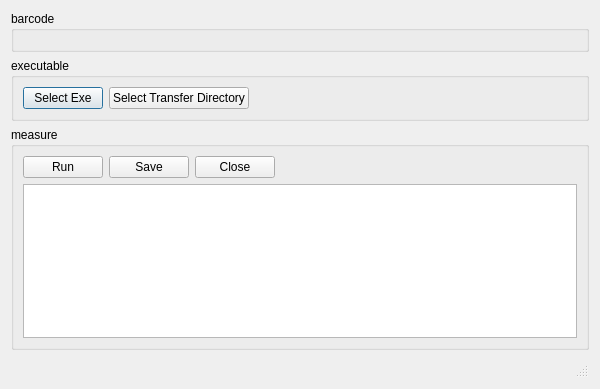
This is src/prototype/TrueFlowSpirometer/MainWindow.ui in inglis-dl/cypress as Qt 5 draws it before an edit. The edited form follows.
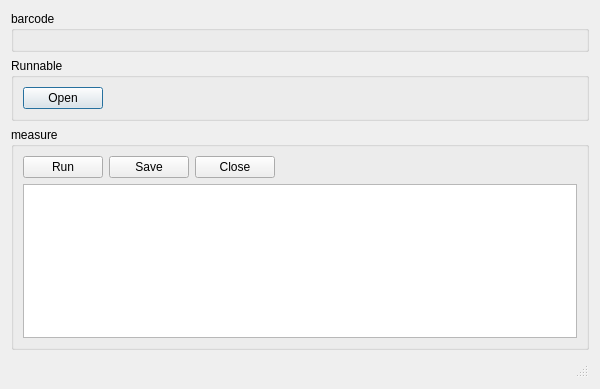
This is the edited form. Custom widgets are drawn as their Qt base class.

Commit message: TrueFlowSpirometer: Updated json output and updated exe ui section - fixed bug in json output that came up when pdf was enabled - Updated json output to output only the correct values that clsa wants - moved some values from measurement to meta data - Updated ui to use one button when welecting an exe and transfer directory

Patch:
```diff
--- a/src/prototype/TrueFlowSpirometer/MainWindow.ui
+++ b/src/prototype/TrueFlowSpirometer/MainWindow.ui
@@ -47,20 +47,13 @@
       </sizepolicy>
      </property>
      <property name="title">
-      <string>executable</string>
+      <string>Runnable</string>
      </property>
      <layout class="QHBoxLayout" name="horizontalLayout_2">
       <item>
        <widget class="QPushButton" name="openButton">
         <property name="text">
-         <string>Select Exe</string>
-        </property>
-       </widget>
-      </item>
-	  <item>
-       <widget class="QPushButton" name="openTransferDirButton">
-        <property name="text">
-         <string>Select Transfer Directory</string>
+         <string>Open</string>
         </property>
        </widget>
       </item>
```
The commit also changes 12 other files.
